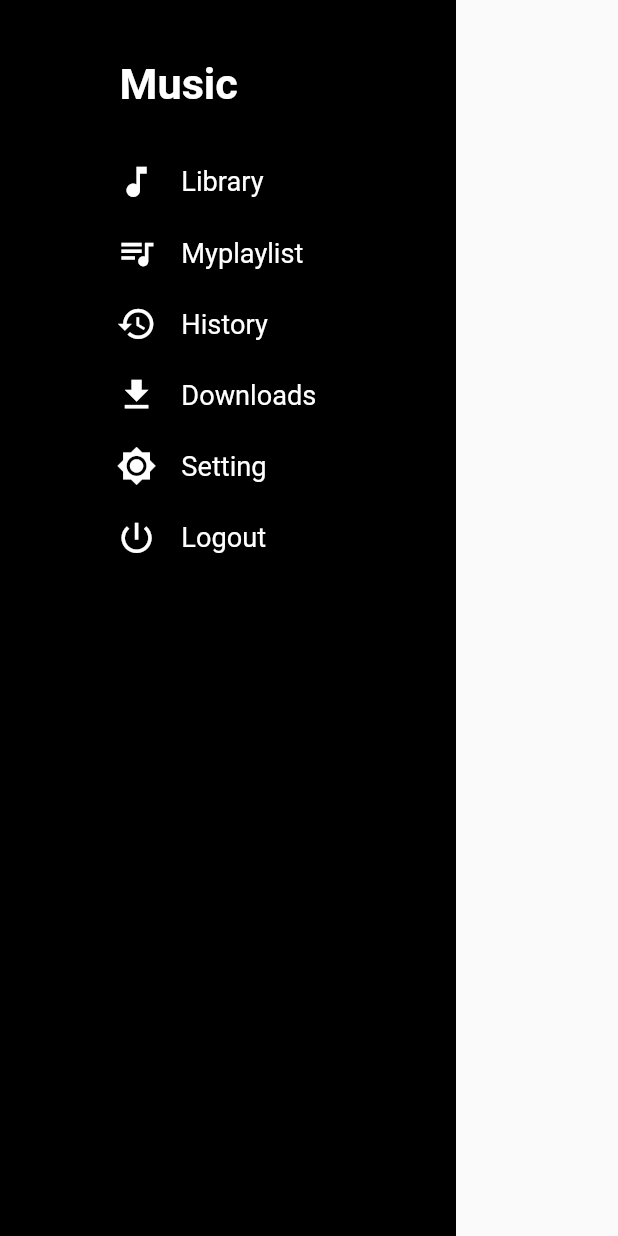
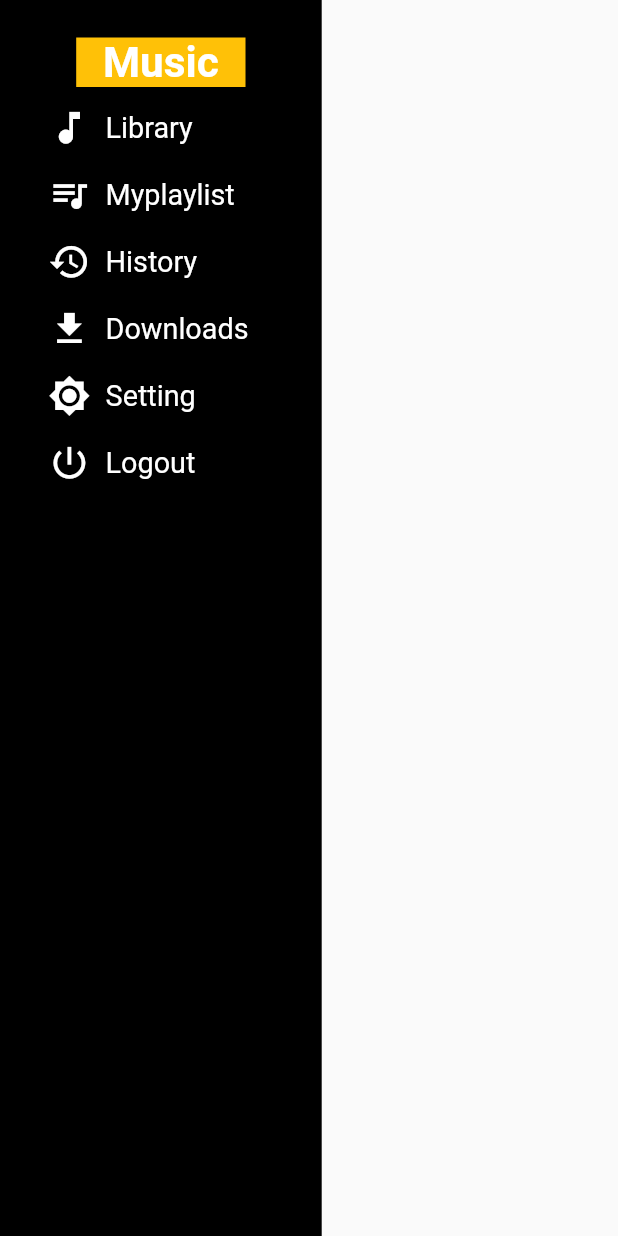
Before and after one commit to Sako0003/music_live, a Flutter app: the MyDrawer screen opened directly, on a phone screen of 412 x 824 dp. Run offline on Flutter 3.47's test engine with Material 2 defaults, Android fonts, the phone set to English and light mode, and no system bars; our stand-ins replace audioplayers, flutter_screenutil, grouped_list; missing offline and left inert: flutter_share; network calls fail.

Commit message:
Tel cevrilende partlamamasi ucun

```diff
--- a/lib/Musicplayer/showdialoq_2musicplayer.dart
+++ b/lib/Musicplayer/showdialoq_2musicplayer.dart
@@ -1,4 +1,5 @@
 import 'package:flutter/material.dart';
+import 'package:flutter_screenutil/screenutil.dart';
 import 'package:music_live/pages/parts/my_textstyle.dart';
 ///Bu 2 ci acilan Showdialoq
 newplaylistFunc(
@@ -31,7 +32,7 @@ newplaylistFunc(
                   child:
                    Mytextstyle(
                   text: 'New Playlist',
-                   fontsizetext:MediaQuery.of(context).size.width * 0.037,
+                   fontsizetext:ScreenUtil().setSp(22,),
                    textcolor:Colors.black ,
                    ),
                 ),
@@ -61,7 +62,7 @@ newplaylistFunc(
                         borderRadius: BorderRadius.circular(8)),
                         child: Center(
                           child: Mytextstyle(text:'Create',
-                          fontsizetext:MediaQuery.of(context).size.width * 0.055,
+                          fontsizetext:ScreenUtil().setSp(22,),
                           textcolor:Colors.white,
                           )
                         ),
--- a/lib/pages/home/HomeviewPage/home_view.dart
+++ b/lib/pages/home/HomeviewPage/home_view.dart
@@ -28,7 +28,7 @@ class _HomePageViewState extends State<HomePageView> {
       appBar: AppBar(
         leading: Myicon(
             icon: Icons.menu,
-            size: ScreenUtil().radius(25),
+            size: ScreenUtil().radius(30),
             ontap: () {
               //bu drayverin iconunu deyisdim rengine gore
               scaffolfkey.currentState.openDrawer();
@@ -47,6 +47,7 @@ class _HomePageViewState extends State<HomePageView> {
                 hintText: 'Search..',
                 suffixIcon: Myicon(
                   icon: Icons.search,
+                  size: ScreenUtil().radius(25),
                   ontap: () {},
                 )),
           ),
--- a/lib/pages/home/HomeviewPage/homeview_myplaylistcont.dart
+++ b/lib/pages/home/HomeviewPage/homeview_myplaylistcont.dart
@@ -22,7 +22,7 @@ class _HomeVievMyplaylistContainerState
     extends State<HomeVievMyplaylistContainer> {
   @override
   Widget build(BuildContext context) {
-    return Column(
+    return Column(mainAxisAlignment: MainAxisAlignment.spaceEvenly,
       children: [
         Padding(
           padding: const EdgeInsets.only(top: 20),
@@ -32,7 +32,7 @@ class _HomeVievMyplaylistContainerState
             textn: 'See all',
           ),
         ),
-        Row(
+        Row(mainAxisAlignment: MainAxisAlignment.spaceBetween,
           children: [
             Container(
               height: ScreenUtil().setHeight(109),
@@ -50,7 +50,7 @@ class _HomeVievMyplaylistContainerState
                               imageurl: mylist2[index].imageUrl,
                               heightcont: ScreenUtil().setHeight(99),
                               contmarginn: EdgeInsets.only(left: 20),
-                            )),
+                            ),),
                   ],
                 ),
               ),
--- a/lib/pages/home/HomeviewPage/mynavbar.dart
+++ b/lib/pages/home/HomeviewPage/mynavbar.dart
@@ -16,7 +16,7 @@ class _MyNavbarState extends State<MyNavbar> {
   @override
   Widget build(BuildContext context) {
     return Container(
-       width: double.infinity,
+       width: ScreenUtil().setWidth(690),
        height:ScreenUtil().setHeight(111),
       decoration: BoxDecoration(
         borderRadius: BorderRadius.only(
--- a/lib/pages/mahnitest/mahni_test.dart
+++ b/lib/pages/mahnitest/mahni_test.dart
@@ -9,14 +9,13 @@ class Testtttt extends StatefulWidget {
   _TestttttState createState() => _TestttttState();
 }
 
-Future< List<News>> getXeberler() async {
+Future<List<News>> getXeberler() async {
   var url = 'https://shuffleaz.herokuapp.com/';
   var netice = await http.get(url);
   var neticeJSON = json.decode(netice.body);
   var newr = News.fromMap(neticeJSON);
-  if (News == 200) {
+  if (netice.statusCode == 200) {
     return getXeberler();
-
   }
   print(newr.title);
   print(newr.link);
--- a/lib/pages/parts/mydrawer_liztname_container.dart
+++ b/lib/pages/parts/mydrawer_liztname_container.dart
@@ -1,43 +1,52 @@
 import 'package:flutter/material.dart';
+import 'package:flutter_screenutil/screenutil.dart';
 
 class MyDrawerlistNameContainer extends StatelessWidget {
   const MyDrawerlistNameContainer({
     Key key,
     this.text,
     this.icon,
-    this.ontap,
+    this.ontap, this.contheight, this.contwidth,
   }) : super(key: key);
   final String text;
   final IconData icon;
   final VoidCallback ontap;
+  final double contheight;
+  final double contwidth;
   @override
   Widget build(BuildContext context) {
-    final  Size size = MediaQuery.of(context).size;
-    return InkWell(
+   // final Size size = MediaQuery.of(context).size;
+    return Padding(
+      padding: const EdgeInsets.only(top: 10),
+      child: InkWell(
         onTap: ontap,
         child: Container(
-        height: size.height * 0.1 - 35,
-        width: size.width * 0.3 + 25,
-        // color: Colors.green,
-        child: Row(
+          height:contheight,// size.height * 0.1 - 35,
+          width:contwidth,// size.width * 0.3 + 25,
+          //color: Colors.green,
+          child: Row(mainAxisAlignment: MainAxisAlignment.start,
             children: [
               Container(
                 alignment: Alignment.centerLeft,
-              // color: Colors.amber,
-              width: size.width * 0.1 + 2,
-              height: size.height * 0.1 - 10,
+               // color: Colors.pink,
+                //width: size.width * 0.1 + 2,
+               // height: size.height * 0.1 - 10,
                 child: Icon(
                   icon,
-                size: size.width * 0.065,
+                  size: ScreenUtil().radius(25),
                   color: Colors.white,
                 ),
               ),
-            Container(
+              Container(padding: EdgeInsets.only(left: 10),
                 child: Text(
                   text,
+                  softWrap: true,
+                 overflow: TextOverflow.ellipsis,
+                  maxLines: 1,
+                  textAlign: TextAlign.start,
                   style: TextStyle(
                     color: Colors.white,
-                  fontSize: size.width * 0.044,
+                    fontSize: ScreenUtil().setSp(17,),
                     fontWeight: FontWeight.normal,
                   ),
                 ),
@@ -45,6 +54,7 @@ class MyDrawerlistNameContainer extends StatelessWidget {
             ],
           ),
         ),
+      ),
     );
   }
 }
--- a/lib/pages/parts/see_allcontainer_homepage.dart
+++ b/lib/pages/parts/see_allcontainer_homepage.dart
@@ -29,7 +29,8 @@ class SeallContainer extends StatelessWidget {
             Text(
               text,
               style: TextStyle(
-                  fontSize: ScreenUtil().setSp(17, allowFontScalingSelf: true),
+                  fontSize: ScreenUtil().setSp(17,// allowFontScalingSelf: true
+                  ),
                   fontWeight: FontWeight.bold),
             ),
             InkWell(
@@ -38,7 +39,8 @@ class SeallContainer extends StatelessWidget {
                 textn,
                 style: TextStyle(
                     fontSize:
-                        ScreenUtil().setSp(17, allowFontScalingSelf: true),
+                        ScreenUtil().setSp(17, //allowFontScalingSelf: true
+                        ),
                     fontWeight: FontWeight.bold,
                     color: Colors.black54),
               ),
--- a/lib/utils/drawer/drawerLibrary/drawer_library.dart
+++ b/lib/utils/drawer/drawerLibrary/drawer_library.dart
@@ -111,7 +111,8 @@ class _LibraryState extends State<Library> {
         )),
         actions: [
           Myicon(icon: Icons.search, size: size.width * 0.070, ontap: () {}),],),
-      body: Container( // color: Colors.pink,
+      body: SafeArea(
+              child: Container( // color: Colors.pink,
          child: ListView(children: [
             Column(
               children: [
@@ -243,6 +244,7 @@ class _LibraryState extends State<Library> {
             ),
           ]),
         ),
+      ),
       bottomNavigationBar: musicOpened ? MyNavbar() : null,
     );
   }
--- a/lib/utils/drawer/drawerMyplaylist/drawer_mayplaylist.dart
+++ b/lib/utils/drawer/drawerMyplaylist/drawer_mayplaylist.dart
@@ -44,7 +44,8 @@ class _MyplaylisDraywerState extends State<MyplaylisDraywer> {
           )
         ],
       ),
-      body: Container(
+      body: SafeArea(
+              child: Container(
           // color: Colors.black,
           height: size.height * 1,
           width: double.infinity,
@@ -104,6 +105,7 @@ class _MyplaylisDraywerState extends State<MyplaylisDraywer> {
             },
           ),
         ),
+      ),
       bottomNavigationBar: musicOpened ? MyNavbar() : null,
     );
   }
--- a/lib/utils/drawer/drawerdownloads/drawer_downoads.dart
+++ b/lib/utils/drawer/drawerdownloads/drawer_downoads.dart
@@ -111,7 +111,8 @@ class _DownloadsState extends State<Downloads> {
           Myicon(icon: Icons.search, size: size.width * 0.070, ontap: () {}),
         ],
       ),
-      body: ListView(
+      body: SafeArea(
+              child: ListView(
           children: [
             Container(
               // color: Colors.pink,
@@ -295,6 +296,7 @@ class _DownloadsState extends State<Downloads> {
             ),
           ],
         ),
+      ),
       bottomNavigationBar: musicOpened ? MyNavbar() : null,
     );
   }
--- a/lib/utils/drawer/drawersetting/drawersetting.dart
+++ b/lib/utils/drawer/drawersetting/drawersetting.dart
@@ -42,7 +42,8 @@ class _SettingState extends State<Setting> {
           SizedBox(width: size.width * 0.06),
         ],
       ),
-      body: Container(
+      body: SafeArea(
+              child: Container(
           color: Colors.white10,
           height: size.height * 1,
           width: double.infinity,
@@ -134,6 +135,7 @@ class _SettingState extends State<Setting> {
             ],
           ),
         ),
+      ),
     );
   }
 }
--- a/lib/utils/drawer/my_drawer.dart
+++ b/lib/utils/drawer/my_drawer.dart
@@ -1,5 +1,6 @@
-import 'dart:ui';
+
 import 'package:flutter/material.dart';
+import 'package:flutter_screenutil/screenutil.dart';
 import 'package:music_live/pages/parts/my_textstyle.dart';
 import '../../pages/parts/mydrawer_liztname_container.dart';
 class MyDrawer extends StatefulWidget {
@@ -9,60 +10,73 @@ class MyDrawer extends StatefulWidget {
 class _MyDrawerState extends State<MyDrawer> {
   @override
   Widget build(BuildContext context) {
-    Size size = MediaQuery.of(context).size;
-    return Container(
-      height: size.height * 1,
-      width: size.width * 0.5 + 5,
+
+    return  Container(
+            color: Colors.black,
+          // height:ScreenUtil().setHeight(690),
+         width:ScreenUtil().setWidth(190),
+             // backgroundColor: Colors.black,
+      child: Drawer(
+            elevation: 0,
             child: Scaffold(
-        body: Drawer(
-          elevation: 0,
-          child: Container(
-            height: size.height * 1,
-            width: size.width * 0.5 - 10,
+            body: Container(alignment: Alignment.center,
+         height:ScreenUtil().setHeight(690),
+         width:ScreenUtil().setWidth(190),
                 color: Colors.black,
                 child: Column(
       children: [
         Padding(
-                  padding: const EdgeInsets.only(right: 21, top: 15),
-                  child: Container(//  color: Colors.amber,
-                    alignment: Alignment.centerLeft,
-                    height: size.height * 0.1,
-                    width: size.width * 0.3,
+              padding: const EdgeInsets.only( top: 25
+              ),
+              child: Container(  color: Colors.amber,
+                alignment: Alignment.center,
+                  width:ScreenUtil().setWidth(100),
                 child:
                  Mytextstyle(
                    textcolor: Colors.white,
                    text:'Music',
-                     fontsizetext:size.width * 0.070,)
+                 fontsizetext:ScreenUtil().setSp(25,),)
               ),
         ),
         MyDrawerlistNameContainer(
+         contheight:ScreenUtil().setHeight(29),
+         contwidth:ScreenUtil().setWidth(133),
               ontap: () {
                 Navigator.pushNamed(context, '/library');},
               text: 'Library',
-                  icon: Icons.music_note,
-                ),
+              icon: Icons.music_note, ),
                  MyDrawerlistNameContainer(
+                 contheight:ScreenUtil().setHeight(29),
+                 contwidth:ScreenUtil().setWidth(133),
                 ontap: () {
                   Navigator.pushNamed(context, '/playlstdrawer');},
                 text: 'Myplaylist',
-                    icon: Icons.queue_music),
+                icon: Icons.queue_music,),
                 MyDrawerlistNameContainer(
+                contheight:ScreenUtil().setHeight(29),
+                contwidth:ScreenUtil().setWidth(133),
                 ontap: () {
                 Navigator.pushNamed(context, '/history');},
                 text: 'History',
                 icon: Icons.history),
                 MyDrawerlistNameContainer(
+                 contheight:ScreenUtil().setHeight(29),
+                contwidth:ScreenUtil().setWidth(133),
                 ontap: () {
                 Navigator.pushNamed(context, '/download');},
                 text: 'Downloads',
                 icon: Icons.file_download),
                 MyDrawerlistNameContainer(
+                contheight:ScreenUtil().setHeight(29),
+                contwidth:ScreenUtil().setWidth(133),
                 ontap: () {
                 Navigator.pushNamed(context, '/setting');},
                 text: 'Setting',
               icon: Icons.brightness_7,
         ),
         MyDrawerlistNameContainer(
+              contheight:ScreenUtil().setHeight(29),
+         contwidth:ScreenUtil().setWidth(133),
               ontap: () {
                 Navigator.pushNamed(context,  '/registr');},
               text: 'Logout',
@@ -73,6 +87,8 @@ class _MyDrawerState extends State<MyDrawer> {
               ),
             ),
         ),
+
+
     );
   }
 }
```
Also changed, not shown: lib/Musicplayer/showdialoq_1musicplayer.dart (+11 -10 lines), lib/Musicplayer/slider_playercontainer.dart (+41 -34 lines), lib/pages/home/HomeviewPage/home_history_container.dart (+10 -16 lines), lib/pages/parts/sesartiran_cont.dart (+15 -95 lines), lib/utils/drawer/drawerHistory/drawer_historyr.dart (+5 -3 lines). Lines whose indentation alone changed are shown as unchanged.
